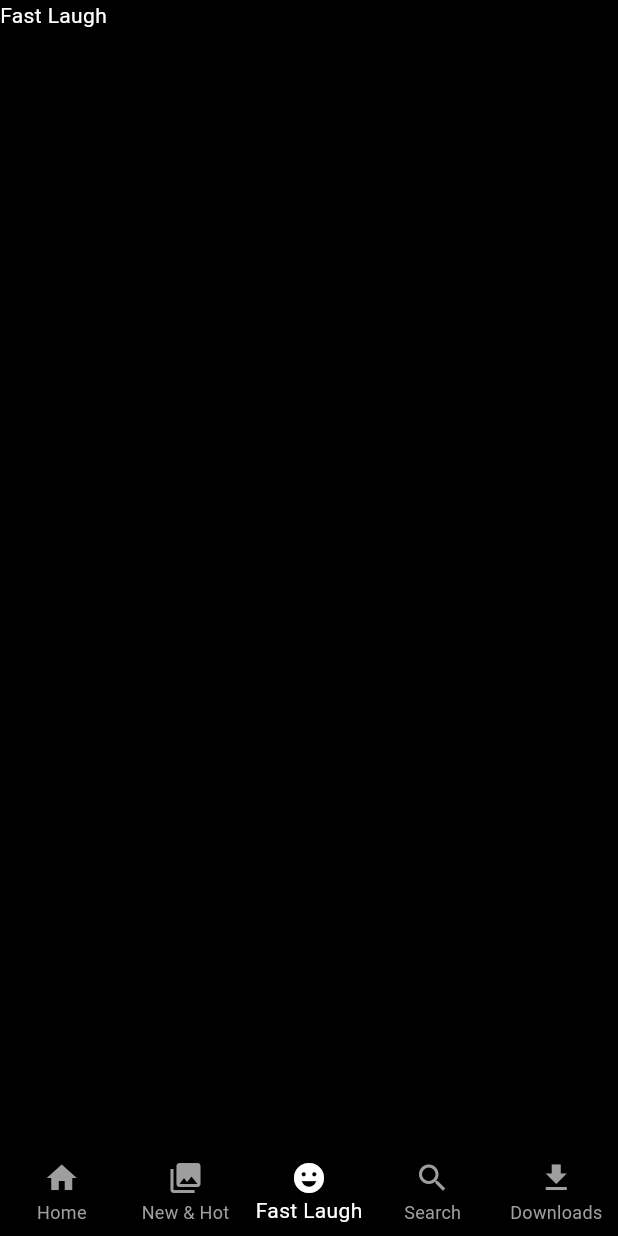
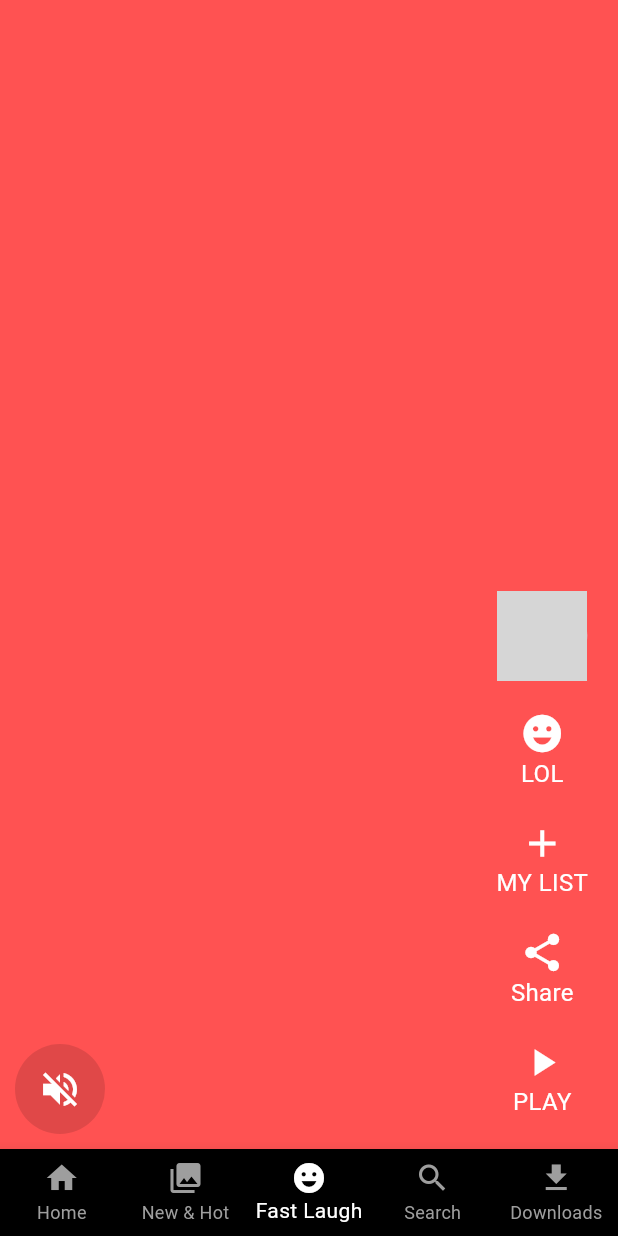
Before and after one commit to AmeeshaAntony/Netflix-UI, a Flutter app: the screen it shows after launch, item 3 of the bottom bar chosen, on a phone screen of 412 x 824 dp. Run offline on Flutter 3.47's test engine with Material 3 defaults, Android fonts, the phone set to English and light mode, and no system bars; our stand-ins replace google_fonts; network calls fail; grey boxes are pictures that could not be loaded.

Commit message:
second commit

```diff
--- a/lib/core/constants.dart
+++ b/lib/core/constants.dart
@@ -2,3 +2,4 @@
 
 const kwidth = SizedBox(width: 10);
 const kheight = SizedBox(height: 10);
+const kheight2 = SizedBox(height: 20);
--- a/lib/presentation/fast_laugh/screen_fast_laugh.dart
+++ b/lib/presentation/fast_laugh/screen_fast_laugh.dart
@@ -1,12 +1,20 @@
 import 'package:flutter/material.dart';
+import 'package:netflix1/presentation/fast_laugh/widgets/video_list.dart';
 
 class ScreenFastLaugh extends StatelessWidget {
   const ScreenFastLaugh({super.key});
 
   @override
   Widget build(BuildContext context) {
-    return Scaffold(
-      body: Text('Fast Laugh'),
+    return  Scaffold(
+      body: SafeArea(
+        child: PageView(
+          scrollDirection: Axis.vertical,
+          children:
+          List.generate(10, (index){
+            return VideoList(index: index,);
+          })
+        ,)),
     );
   }
 }
--- /dev/null
+++ b/lib/presentation/fast_laugh/widgets/video_list.dart
@@ -0,0 +1,74 @@
+import 'package:flutter/material.dart';
+import 'package:netflix1/core/constants.dart';
+
+class VideoList extends StatelessWidget {
+  final int index;
+  const VideoList({super.key,required this.index});
+
+  @override
+  Widget build(BuildContext context) {
+    return Stack(
+      children:[ Container(
+        color: Colors.accents[index%Colors.accents.length],//for different colors to come
+      ),
+      Align(
+        alignment: Alignment.bottomCenter,
+        child: Padding(
+          padding: const EdgeInsets.symmetric(vertical: 10,horizontal: 10),
+          child: Row(
+            crossAxisAlignment: CrossAxisAlignment.end,
+            mainAxisAlignment: MainAxisAlignment.spaceBetween,
+            children: [
+              //left side
+            CircleAvatar(
+              radius: 30,
+              backgroundColor: Colors.black12,
+              child: IconButton(onPressed: (){}, icon: Icon(Icons.volume_off,color: Colors.white,size: 30,))),
+            //right side
+            const Column(
+              mainAxisAlignment: MainAxisAlignment.end,
+              children: [
+                Padding(
+                  padding: EdgeInsets.symmetric(vertical: 10),
+                  child: CircleAvatar(
+                    radius: 30,
+
+                    backgroundImage: NetworkImage('https://image.tmdb.org/t/p/w600_and_h900_bestv2/5TYgKxYhnhRNNwqnRAKHkgfqi2G.jpg'),
+                  ),
+                ),
+                VideoActions(icon: Icons.emoji_emotions, title: 'LOL'),
+
+                VideoActions(icon: Icons.add, title: 'MY LIST'),
+
+                VideoActions(icon: Icons.share, title: 'Share'),
+
+                VideoActions(icon: Icons.play_arrow, title: 'PLAY'),
+
+              ],
+            )
+          ],),
+        ),
+      )
+      ]
+    );
+  }
+}
+
+class VideoActions extends StatelessWidget {
+  final IconData icon;
+  final String title;
+  const VideoActions({super.key,required this.icon,required this.title});
+
+  @override
+  Widget build(BuildContext context) {
+    return Padding(
+      padding: const EdgeInsets.symmetric(vertical: 10,horizontal: 10),
+      child: Column(
+        children: [
+          Icon(icon,color: Colors.white,size: 30,),
+          Text(title,style: TextStyle(color: Colors.white,fontSize: 16),),
+        ],
+      ),
+    );
+  }
+}
--- a/pubspec.yaml
+++ b/pubspec.yaml
@@ -36,6 +36,7 @@
   # Use with the CupertinoIcons class for iOS style icons.
   cupertino_icons: ^1.0.8
   google_fonts: ^6.2.1
+  video_player: 2.9.2
 dev_dependencies:
   flutter_test:
     sdk: flutter
```
Also changed, not shown: lib/presentation/search/screen_search.dart (+24 -1 lines), lib/presentation/search/widgets/search_idle.dart (added, +64 -0 lines), lib/presentation/search/widgets/search_result.dart (added, +49 -0 lines), lib/presentation/search/widgets/title.dart (added, +15 -0 lines), pubspec.lock, 2 other files.
